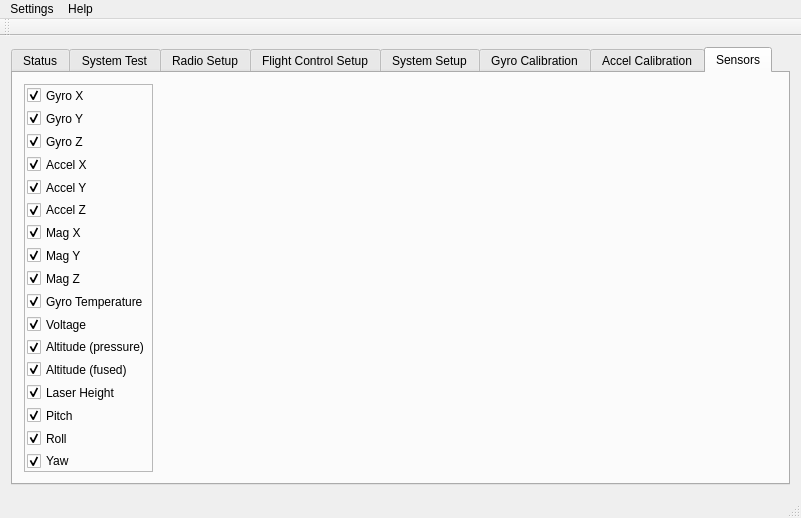
parallaxinc/Flight-Controller, file GroundStation-Qt/mainwindow.ui: the form before one commit.
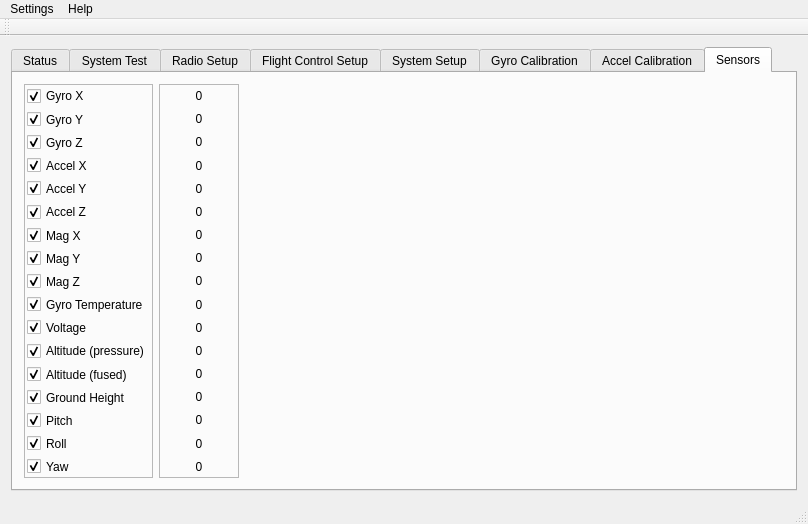
The form after the commit. The open tabs and pages were chosen to show the change. Icons and pictures are not drawn. Custom widgets are drawn as their Qt base class.

```diff
--- a/GroundStation-Qt/mainwindow.ui
+++ b/GroundStation-Qt/mainwindow.ui
@@ -6,8 +6,8 @@
    <rect>
     <x>0</x>
     <y>0</y>
-    <width>801</width>
-    <height>518</height>
+    <width>808</width>
+    <height>524</height>
    </rect>
   </property>
   <property name="minimumSize">
@@ -3351,6 +3351,12 @@
               <layout class="QVBoxLayout" name="verticalLayout_8">
                <item>
                 <widget class="QCheckBox" name="cbGyroX">
+                 <property name="sizePolicy">
+                  <sizepolicy hsizetype="Minimum" vsizetype="Expanding">
+                   <horstretch>0</horstretch>
+                   <verstretch>0</verstretch>
+                  </sizepolicy>
+                 </property>
                  <property name="text">
                   <string>Gyro X</string>
                  </property>
@@ -3361,6 +3367,12 @@
                </item>
                <item>
                 <widget class="QCheckBox" name="cbGyroY">
+                 <property name="sizePolicy">
+                  <sizepolicy hsizetype="Minimum" vsizetype="Expanding">
+                   <horstretch>0</horstretch>
+                   <verstretch>0</verstretch>
+                  </sizepolicy>
+                 </property>
                  <property name="text">
                   <string>Gyro Y</string>
                  </property>
@@ -3371,6 +3383,12 @@
                </item>
                <item>
                 <widget class="QCheckBox" name="cbGyroZ">
+                 <property name="sizePolicy">
+                  <sizepolicy hsizetype="Minimum" vsizetype="Expanding">
+                   <horstretch>0</horstretch>
+                   <verstretch>0</verstretch>
+                  </sizepolicy>
+                 </property>
                  <property name="text">
                   <string>Gyro Z</string>
                  </property>
@@ -3381,6 +3399,12 @@
                </item>
                <item>
                 <widget class="QCheckBox" name="cbAccelX">
+                 <property name="sizePolicy">
+                  <sizepolicy hsizetype="Minimum" vsizetype="Expanding">
+                   <horstretch>0</horstretch>
+                   <verstretch>0</verstretch>
+                  </sizepolicy>
+                 </property>
                  <property name="text">
                   <string>Accel X</string>
                  </property>
@@ -3391,6 +3415,12 @@
                </item>
                <item>
                 <widget class="QCheckBox" name="cbAccelY">
+                 <property name="sizePolicy">
+                  <sizepolicy hsizetype="Minimum" vsizetype="Expanding">
+                   <horstretch>0</horstretch>
+                   <verstretch>0</verstretch>
+                  </sizepolicy>
+                 </property>
                  <property name="text">
                   <string>Accel Y</string>
                  </property>
@@ -3401,6 +3431,12 @@
                </item>
                <item>
                 <widget class="QCheckBox" name="cbAccelZ">
+                 <property name="sizePolicy">
+                  <sizepolicy hsizetype="Minimum" vsizetype="Expanding">
+                   <horstretch>0</horstretch>
+                   <verstretch>0</verstretch>
+                  </sizepolicy>
+                 </property>
                  <property name="text">
                   <string>Accel Z</string>
                  </property>
@@ -3411,6 +3447,12 @@
                </item>
                <item>
                 <widget class="QCheckBox" name="cbMagX">
+                 <property name="sizePolicy">
+                  <sizepolicy hsizetype="Minimum" vsizetype="Expanding">
+                   <horstretch>0</horstretch>
+                   <verstretch>0</verstretch>
+                  </sizepolicy>
+                 </property>
                  <property name="text">
                   <string>Mag X</string>
                  </property>
@@ -3421,6 +3463,12 @@
                </item>
                <item>
                 <widget class="QCheckBox" name="cbMagY">
+                 <property name="sizePolicy">
+                  <sizepolicy hsizetype="Minimum" vsizetype="Expanding">
+                   <horstretch>0</horstretch>
+                   <verstretch>0</verstretch>
+                  </sizepolicy>
+                 </property>
                  <property name="text">
                   <string>Mag Y</string>
                  </property>
@@ -3431,6 +3479,12 @@
                </item>
                <item>
                 <widget class="QCheckBox" name="cbMagZ">
+                 <property name="sizePolicy">
+                  <sizepolicy hsizetype="Minimum" vsizetype="Expanding">
+                   <horstretch>0</horstretch>
+                   <verstretch>0</verstretch>
+                  </sizepolicy>
+                 </property>
                  <property name="text">
                   <string>Mag Z</string>
                  </property>
@@ -3441,6 +3495,12 @@
                </item>
                <item>
                 <widget class="QCheckBox" name="cbGyroTemp">
+                 <property name="sizePolicy">
+                  <sizepolicy hsizetype="Minimum" vsizetype="Expanding">
+                   <horstretch>0</horstretch>
+                   <verstretch>0</verstretch>
+                  </sizepolicy>
+                 </property>
                  <property name="text">
                   <string>Gyro Temperature</string>
                  </property>
@@ -3451,6 +3511,12 @@
                </item>
                <item>
                 <widget class="QCheckBox" name="cbVoltage">
+                 <property name="sizePolicy">
+                  <sizepolicy hsizetype="Minimum" vsizetype="Expanding">
+                   <horstretch>0</horstretch>
+                   <verstretch>0</verstretch>
+                  </sizepolicy>
+                 </property>
                  <property name="text">
                   <string>Voltage</string>
                  </property>
@@ -3461,6 +3527,12 @@
                </item>
                <item>
                 <widget class="QCheckBox" name="cbAlti">
+                 <property name="sizePolicy">
+                  <sizepolicy hsizetype="Minimum" vsizetype="Expanding">
+                   <horstretch>0</horstretch>
+                   <verstretch>0</verstretch>
+                  </sizepolicy>
+                 </property>
                  <property name="text">
                   <string>Altitude (pressure)</string>
                  </property>
@@ -3471,6 +3543,12 @@
                </item>
                <item>
                 <widget class="QCheckBox" name="cbAltiEst">
+                 <property name="sizePolicy">
+                  <sizepolicy hsizetype="Minimum" vsizetype="Expanding">
+                   <horstretch>0</horstretch>
+                   <verstretch>0</verstretch>
+                  </sizepolicy>
+                 </property>
                  <property name="text">
                   <string>Altitude (fused)</string>
                  </property>
@@ -3481,8 +3559,14 @@
                </item>
                <item>
                 <widget class="QCheckBox" name="cbLaserHeight">
+                 <property name="sizePolicy">
+                  <sizepolicy hsizetype="Minimum" vsizetype="Expanding">
+                   <horstretch>0</horstretch>
+                   <verstretch>0</verstretch>
+                  </sizepolicy>
+                 </property>
                  <property name="text">
-                  <string>Laser Height</string>
+                  <string>Ground Height</string>
                  </property>
                  <property name="checked">
                   <bool>true</bool>
@@ -3491,6 +3575,12 @@
                </item>
                <item>
                 <widget class="QCheckBox" name="cbPitch">
+                 <property name="sizePolicy">
+                  <sizepolicy hsizetype="Minimum" vsizetype="Expanding">
+                   <horstretch>0</horstretch>
+                   <verstretch>0</verstretch>
+                  </sizepolicy>
+                 </property>
                  <property name="text">
                   <string>Pitch</string>
                  </property>
@@ -3501,6 +3591,12 @@
                </item>
                <item>
                 <widget class="QCheckBox" name="cbRoll">
+                 <property name="sizePolicy">
+                  <sizepolicy hsizetype="Minimum" vsizetype="Expanding">
+                   <horstretch>0</horstretch>
+                   <verstretch>0</verstretch>
+                  </sizepolicy>
+                 </property>
                  <property name="text">
                   <string>Roll</string>
                  </property>
@@ -3511,6 +3607,12 @@
                </item>
                <item>
                 <widget class="QCheckBox" name="cbYaw">
+                 <property name="sizePolicy">
+                  <sizepolicy hsizetype="Minimum" vsizetype="Expanding">
+                   <horstretch>0</horstretch>
+                   <verstretch>0</verstretch>
+                  </sizepolicy>
+                 </property>
                  <property name="text">
                   <string>Yaw</string>
                  </property>
@@ -3524,6 +3626,333 @@
             </layout>
            </widget>
           </item>
+          <item>
+           <widget class="QFrame" name="frame_10">
+            <property name="sizePolicy">
+             <sizepolicy hsizetype="Maximum" vsizetype="Preferred">
+              <horstretch>1</horstretch>
+              <verstretch>0</verstretch>
+             </sizepolicy>
+            </property>
+            <property name="maximumSize">
+             <size>
+              <width>80</width>
+              <height>16777215</height>
+             </size>
+            </property>
+            <property name="frameShape">
+             <enum>QFrame::StyledPanel</enum>
+            </property>
+            <property name="frameShadow">
+             <enum>QFrame::Raised</enum>
+            </property>
+            <layout class="QVBoxLayout" name="verticalLayout_10">
+             <property name="spacing">
+              <number>6</number>
+             </property>
+             <property name="leftMargin">
+              <number>2</number>
+             </property>
+             <property name="topMargin">
+              <number>2</number>
+             </property>
+             <property name="rightMargin">
+              <number>2</number>
+             </property>
+             <property name="bottomMargin">
+              <number>2</number>
+             </property>
+             <item>
+              <layout class="QVBoxLayout" name="verticalLayout_9">
+               <property name="leftMargin">
+                <number>0</number>
+               </property>
+               <property name="topMargin">
+                <number>0</number>
+               </property>
+               <property name="rightMargin">
+                <number>0</number>
+               </property>
+               <property name="bottomMargin">
+                <number>0</number>
+               </property>
+               <item>
+                <widget class="QLabel" name="lblGyroX">
+                 <property name="sizePolicy">
+                  <sizepolicy hsizetype="Preferred" vsizetype="Expanding">
+                   <horstretch>0</horstretch>
+                   <verstretch>0</verstretch>
+                  </sizepolicy>
+                 </property>
+                 <property name="text">
+                  <string>0</string>
+                 </property>
+                 <property name="alignment">
+                  <set>Qt::AlignCenter</set>
+                 </property>
+                </widget>
+               </item>
+               <item>
+                <widget class="QLabel" name="lblGyroY">
+                 <property name="sizePolicy">
+                  <sizepolicy hsizetype="Preferred" vsizetype="Expanding">
+                   <horstretch>0</horstretch>
+                   <verstretch>0</verstretch>
+                  </sizepolicy>
+                 </property>
+                 <property name="text">
+                  <string>0</string>
+                 </property>
+                 <property name="alignment">
+                  <set>Qt::AlignCenter</set>
+                 </property>
+                </widget>
+               </item>
+               <item>
+                <widget class="QLabel" name="lblGyroZ">
+                 <property name="sizePolicy">
+                  <sizepolicy hsizetype="Preferred" vsizetype="Expanding">
+                   <horstretch>0</horstretch>
+                   <verstretch>0</verstretch>
+                  </sizepolicy>
+                 </property>
+                 <property name="text">
+                  <string>0</string>
+                 </property>
+                 <property name="alignment">
+                  <set>Qt::AlignCenter</set>
+                 </property>
+                </widget>
+               </item>
+               <item>
+                <widget class="QLabel" name="lblAccelX">
+                 <property name="sizePolicy">
+                  <sizepolicy hsizetype="Preferred" vsizetype="Expanding">
+                   <horstretch>0</horstretch>
+                   <verstretch>0</verstretch>
+                  </sizepolicy>
+                 </property>
+                 <property name="text">
+                  <string>0</string>
+                 </property>
+                 <property name="alignment">
+                  <set>Qt::AlignCenter</set>
+                 </property>
+                </widget>
+               </item>
+               <item>
+                <widget class="QLabel" name="lblAccelY">
+                 <property name="sizePolicy">
+                  <sizepolicy hsizetype="Preferred" vsizetype="Expanding">
+                   <horstretch>0</horstretch>
+                   <verstretch>0</verstretch>
+                  </sizepolicy>
+                 </property>
+                 <property name="text">
+                  <string>0</string>
+                 </property>
+                 <property name="alignment">
+                  <set>Qt::AlignCenter</set>
+                 </property>
+                </widget>
+               </item>
+               <item>
+                <widget class="QLabel" name="lblAccelZ">
+                 <property name="sizePolicy">
+                  <sizepolicy hsizetype="Preferred" vsizetype="Expanding">
+                   <horstretch>0</horstretch>
+                   <verstretch>0</verstretch>
+                  </sizepolicy>
+                 </property>
+                 <property name="text">
+                  <string>0</string>
+                 </property>
+                 <property name="alignment">
+                  <set>Qt::AlignCenter</set>
+                 </property>
+                </widget>
+               </item>
+               <item>
+                <widget class="QLabel" name="lblMagX">
+                 <property name="sizePolicy">
+                  <sizepolicy hsizetype="Preferred" vsizetype="Expanding">
+                   <horstretch>0</horstretch>
+                   <verstretch>0</verstretch>
+                  </sizepolicy>
+                 </property>
+                 <property name="text">
+                  <string>0</string>
+                 </property>
+                 <property name="alignment">
+                  <set>Qt::AlignCenter</set>
+                 </property>
+                </widget>
+               </item>
+               <item>
+                <widget class="QLabel" name="lblMagY">
+                 <property name="sizePolicy">
+                  <sizepolicy hsizetype="Preferred" vsizetype="Expanding">
+                   <horstretch>0</horstretch>
+                   <verstretch>0</verstretch>
+                  </sizepolicy>
+                 </property>
+                 <property name="text">
+                  <string>0</string>
+                 </property>
+                 <property name="alignment">
+                  <set>Qt::AlignCenter</set>
+                 </property>
+                </widget>
+               </item>
+               <item>
+                <widget class="QLabel" name="lblMagZ">
+                 <property name="sizePolicy">
+                  <sizepolicy hsizetype="Preferred" vsizetype="Expanding">
+                   <horstretch>0</horstretch>
+                   <verstretch>0</verstretch>
+                  </sizepolicy>
+                 </property>
+                 <property name="text">
+                  <string>0</string>
+                 </property>
+                 <property name="alignment">
+                  <set>Qt::AlignCenter</set>
+                 </property>
+                </widget>
+               </item>
+               <item>
+                <widget class="QLabel" name="lblGyroTemp">
+                 <property name="sizePolicy">
+                  <sizepolicy hsizetype="Preferred" vsizetype="Expanding">
+                   <horstretch>0</horstretch>
+                   <verstretch>0</verstretch>
+                  </sizepolicy>
+                 </property>
+                 <property name="text">
+                  <string>0</string>
+                 </property>
+                 <property name="alignment">
+                  <set>Qt::AlignCenter</set>
+                 </property>
+                </widget>
+               </item>
+               <item>
+                <widget class="QLabel" name="lblVoltage">
+                 <property name="sizePolicy">
+                  <sizepolicy hsizetype="Preferred" vsizetype="Expanding">
+                   <horstretch>0</horstretch>
+                   <verstretch>0</verstretch>
+                  </sizepolicy>
+                 </property>
+                 <property name="text">
+                  <string>0</string>
+                 </property>
+                 <property name="alignment">
+                  <set>Qt::AlignCenter</set>
+                 </property>
+                </widget>
+               </item>
+               <item>
+                <widget class="QLabel" name="lblAltPressure">
+                 <property name="sizePolicy">
+                  <sizepolicy hsizetype="Preferred" vsizetype="Expanding">
+                   <horstretch>0</horstretch>
+                   <verstretch>0</verstretch>
+                  </sizepolicy>
+                 </property>
+                 <property name="text">
+                  <string>0</string>
+                 </property>
+                 <property name="alignment">
+                  <set>Qt::AlignCenter</set>
+                 </property>
+                </widget>
+               </item>
+               <item>
+                <widget class="QLabel" name="lblAltiEst">
+                 <property name="sizePolicy">
+                  <sizepolicy hsizetype="Preferred" vsizetype="Expanding">
+                   <horstretch>0</horstretch>
+                   <verstretch>0</verstretch>
+                  </sizepolicy>
+                 </property>
+                 <property name="text">
+                  <string>0</string>
+                 </property>
+                 <property name="alignment">
+                  <set>Qt::AlignCenter</set>
+                 </property>
+                </widget>
+               </item>
+               <item>
+                <widget class="QLabel" name="lblGroundHeight">
+                 <property name="sizePolicy">
+                  <sizepolicy hsizetype="Preferred" vsizetype="Expanding">
+                   <horstretch>0</horstretch>
+                   <verstretch>0</verstretch>
+                  </sizepolicy>
+                 </property>
+                 <property name="text">
+                  <string>0</string>
+                 </property>
+                 <property name="alignment">
+                  <set>Qt::AlignCenter</set>
+                 </property>
+                </widget>
+               </item>
+               <item>
+                <widget class="QLabel" name="lblPitch">
+                 <property name="sizePolicy">
+                  <sizepolicy hsizetype="Preferred" vsizetype="Expanding">
+                   <horstretch>0</horstretch>
+                   <verstretch>0</verstretch>
+                  </sizepolicy>
+                 </property>
+                 <property name="text">
+                  <string>0</string>
+                 </property>
+                 <property name="alignment">
+                  <set>Qt::AlignCenter</set>
+                 </property>
+                </widget>
+               </item>
+               <item>
+                <widget class="QLabel" name="lblRoll">
+                 <property name="sizePolicy">
+                  <sizepolicy hsizetype="Preferred" vsizetype="Expanding">
+                   <horstretch>0</horstretch>
+                   <verstretch>0</verstretch>
+                  </sizepolicy>
+                 </property>
+                 <property name="text">
+                  <string>0</string>
+                 </property>
+                 <property name="alignment">
+                  <set>Qt::AlignCenter</set>
+                 </property>
+                </widget>
+               </item>
+               <item>
+                <widget class="QLabel" name="lblYaw">
+                 <property name="sizePolicy">
+                  <sizepolicy hsizetype="Preferred" vsizetype="Expanding">
+                   <horstretch>0</horstretch>
+                   <verstretch>0</verstretch>
+                  </sizepolicy>
+                 </property>
+                 <property name="text">
+                  <string>0</string>
+                 </property>
+                 <property name="alignment">
+                  <set>Qt::AlignCenter</set>
+                 </property>
+                </widget>
+               </item>
+              </layout>
+             </item>
+            </layout>
+           </widget>
+          </item>
           <item>
            <widget class="QCustomPlot" name="sensorGraph" native="true">
             <property name="sizePolicy">
@@ -3547,7 +3976,7 @@
     <rect>
      <x>0</x>
      <y>0</y>
-     <width>801</width>
+     <width>808</width>
      <height>21</height>
     </rect>
    </property>
```
